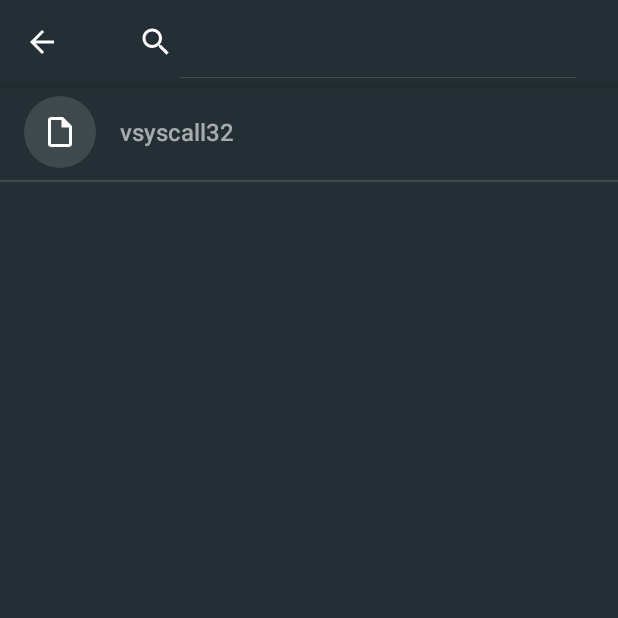
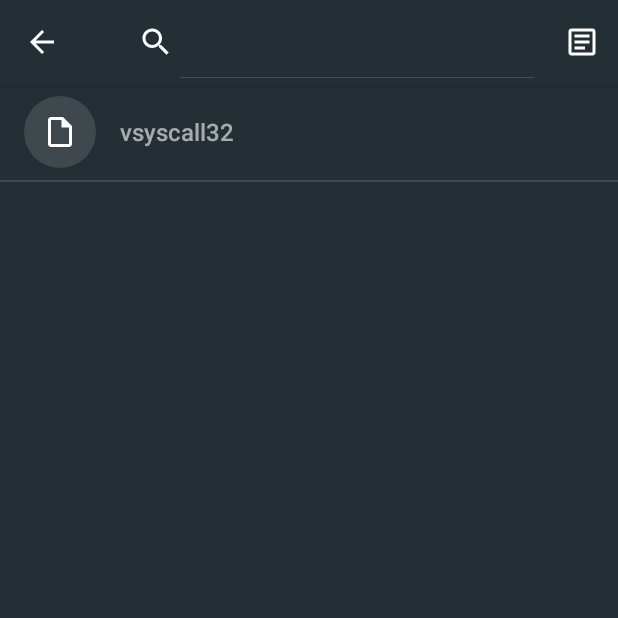
Before and after one commit to Lennoard/SysctlGUI, an Android app: the KernelParamBrowserActivity screen opened directly, with no data from a screen before it, after a tap on "Search", on a phone screen of 412 x 824 dp, the top half of it. Run offline under Robolectric (Android 15) with nearby library versions, the phone set to English and light mode, and no system bars; libraries missing offline, so code that uses them is left out: com.topjohnwu.superuser; 2 statements that could not run were skipped; 1 other tap on this screen came first.

Commit message:
Added links to kernel documentation

```diff
--- a/app/src/main/AndroidManifest.xml
+++ b/app/src/main/AndroidManifest.xml
@@ -6,6 +6,7 @@
     <uses-permission android:name="android.permission.VIBRATE" />
     <uses-permission android:name="android.permission.RECEIVE_BOOT_COMPLETED" />
     <uses-permission android:name="android.permission.FOREGROUND_SERVICE" />
+    <uses-permission android:name="android.permission.INTERNET" />
 
     <application
         android:allowBackup="false"
--- a/app/src/main/kotlin/com/androidvip/sysctlgui/activities/base/BaseSearchActivity.kt
+++ b/app/src/main/kotlin/com/androidvip/sysctlgui/activities/base/BaseSearchActivity.kt
@@ -13,7 +13,14 @@ abstract class BaseSearchActivity : AppCompatActivity() {
 
     override fun onCreateOptionsMenu(menu: Menu?): Boolean {
         menuInflater.inflate(R.menu.menu_search, menu)
+        setUpSearchView(menu)
 
+        return true
+    }
+
+    abstract fun onQueryTextChanged()
+
+    fun setUpSearchView(menu: Menu?) {
         searchView = (menu?.findItem(R.id.action_search)?.actionView as SearchView?)?.apply {
             setOnQueryTextListener(object :
                 androidx.appcompat.widget.SearchView.OnQueryTextListener,
@@ -34,11 +41,7 @@ abstract class BaseSearchActivity : AppCompatActivity() {
             setIconifiedByDefault(false)
             onActionViewExpanded()
         }
-
-        return true
     }
-
-    abstract fun onQueryTextChanged()
 
     fun resetSearchExpression() {
         searchExpression = ""
--- /dev/null
+++ b/app/src/main/res/drawable/ic_documentation.xml
@@ -0,0 +1,7 @@
+<vector xmlns:android="http://schemas.android.com/apk/res/android"
+    android:height="24dp"
+    android:width="24dp"
+    android:viewportWidth="24"
+    android:viewportHeight="24">
+  <path android:fillColor="#FFFFFF" android:pathData="M5,3C3.89,3 3,3.89 3,5V19C3,20.11 3.89,21 5,21H19C20.11,21 21,20.11 21,19V5C21,3.89 20.11,3 19,3H5M5,5H19V19H5V5M7,7V9H17V7H7M7,11V13H17V11H7M7,15V17H14V15H7Z" />
+</vector>
--- /dev/null
+++ b/app/src/main/res/menu/menu_browse_params.xml
@@ -0,0 +1,17 @@
+<?xml version="1.0" encoding="utf-8"?>
+<menu xmlns:app="http://schemas.android.com/apk/res-auto"
+    xmlns:android="http://schemas.android.com/apk/res/android">
+
+    <item android:id="@+id/action_search"
+        android:title="@string/search"
+        android:icon="@drawable/ic_search"
+        app:showAsAction="collapseActionView|ifRoom"
+        app:actionViewClass="android.widget.SearchView" />
+
+    <item
+        android:id="@+id/action_documentation"
+        android:icon="@drawable/ic_documentation"
+        android:title="@string/open_documentation"
+        android:visible="false"
+        app:showAsAction="ifRoom" />
+</menu>
--- a/app/src/main/res/values/strings.xml
+++ b/app/src/main/res/values/strings.xml
@@ -54,4 +54,5 @@
     <string name="import_error_invalid_json">Invalid or malformed JSON file</string>
     <string name="import_error_invalid_file_type">Can\'t open file: invalid file type.</string>
     <string name="import_success_message">%d parameter(s) applied</string>
+    <string name="open_documentation">Open documentation</string>
 </resources>
```
Also changed, not shown: app/src/main/kotlin/com/androidvip/sysctlgui/activities/KernelParamBrowserActivity.kt (+88 -0 lines), app/src/main/res/layout/dialog_web.xml (added, +28 -0 lines), 1 other file.
